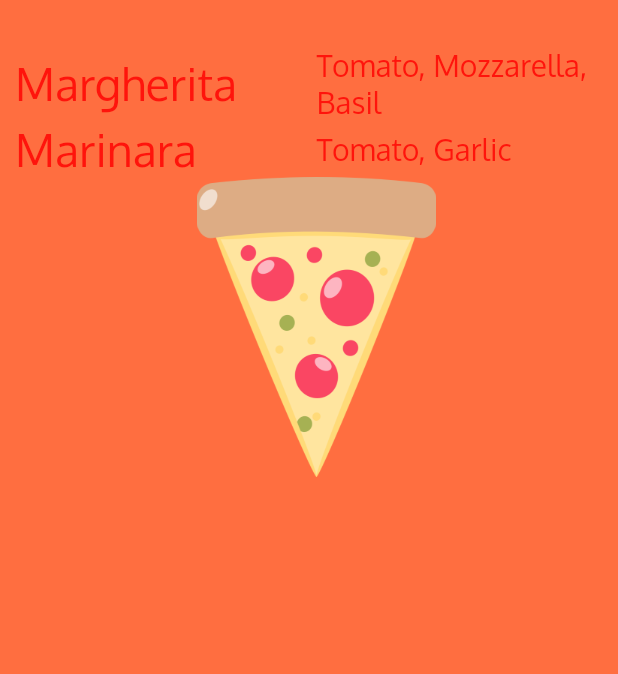
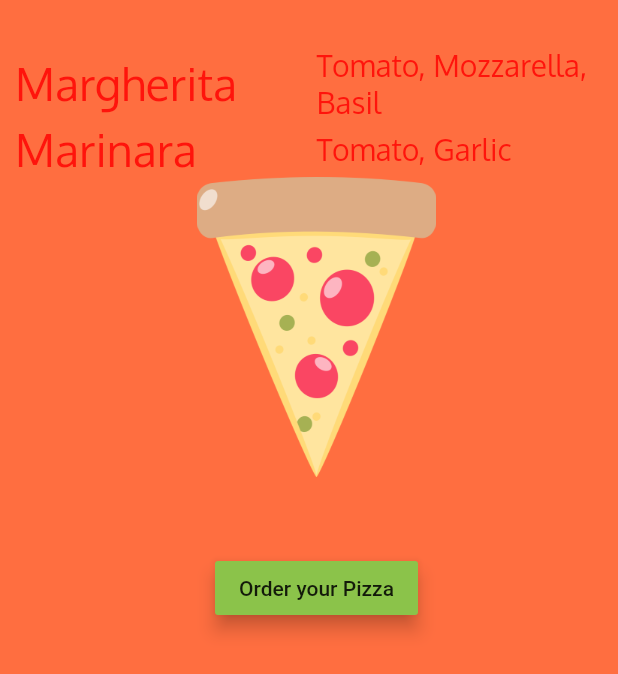
Before and after one commit to avoltis/Pizza-Order, a Flutter app: the screen it shows after launch, on a phone screen of 412 x 824 dp. Shown: the top 674 px of the screen. Run offline on Flutter 3.47's test engine with Material 2 defaults, Android fonts, the phone set to English and light mode, and no system bars.

Commit message:
order pizza button

```diff
--- a/lib/ui/home.dart
+++ b/lib/ui/home.dart
@@ -50,7 +50,8 @@ class Home extends StatelessWidget {
                                 fontWeight: FontWeight.normal)))
                   ],
                 ),
-            PizzaImageWidget()
+                PizzaImageWidget(),
+                OrderButton()
               ],
             )));
   }
@@ -65,3 +66,32 @@ class PizzaImageWidget extends StatelessWidget {
     return Container(child: image);
   }
 }
+
+class OrderButton extends StatelessWidget {
+  @override
+  Widget build(BuildContext context) {
+    return Container(
+        margin: EdgeInsets.only(top: 50.0),
+        child: RaisedButton(
+          child: Text("Order your Pizza"),
+          color: Colors.lightGreen,
+          elevation: 5.0,
+          onPressed: () {
+          order(context);
+          },
+        ));
+  }
+
+  void order(BuildContext context) {
+    var alert = AlertDialog(
+      title: Text("Order Completed"),
+      content: Text("Thanks for your order"),
+    );
+
+    showDialog(
+        context: context,
+        builder: (BuildContext context) {
+          return alert;
+        });
+  }
+}
```
Lines whose indentation alone changed are shown as unchanged.
